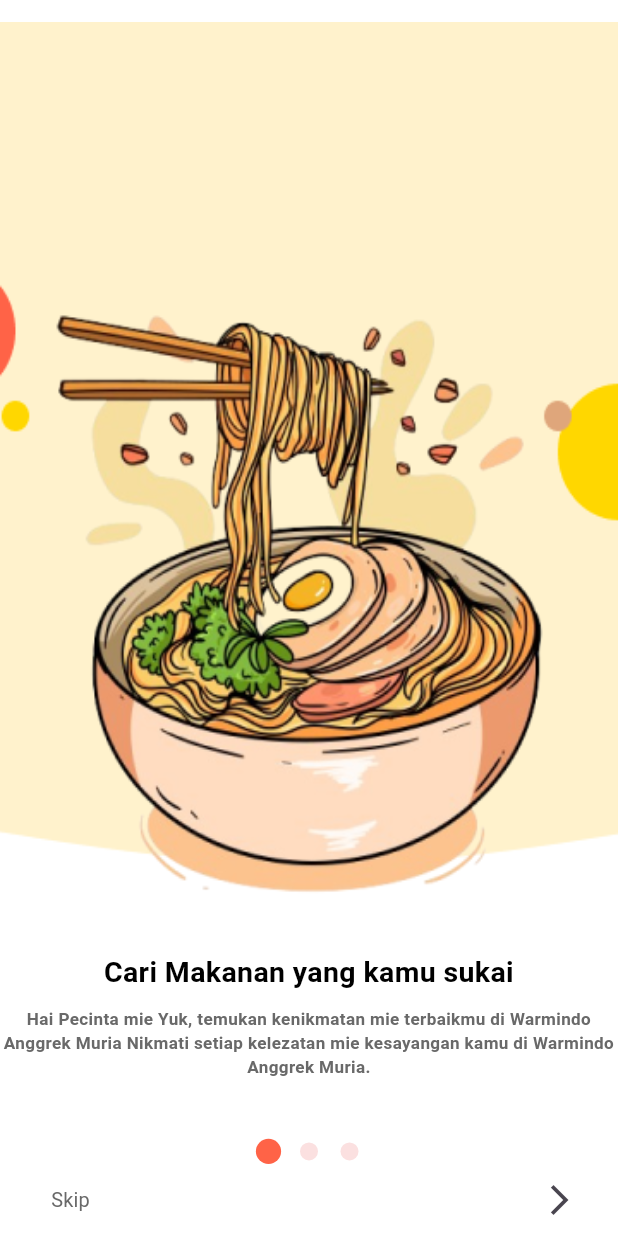
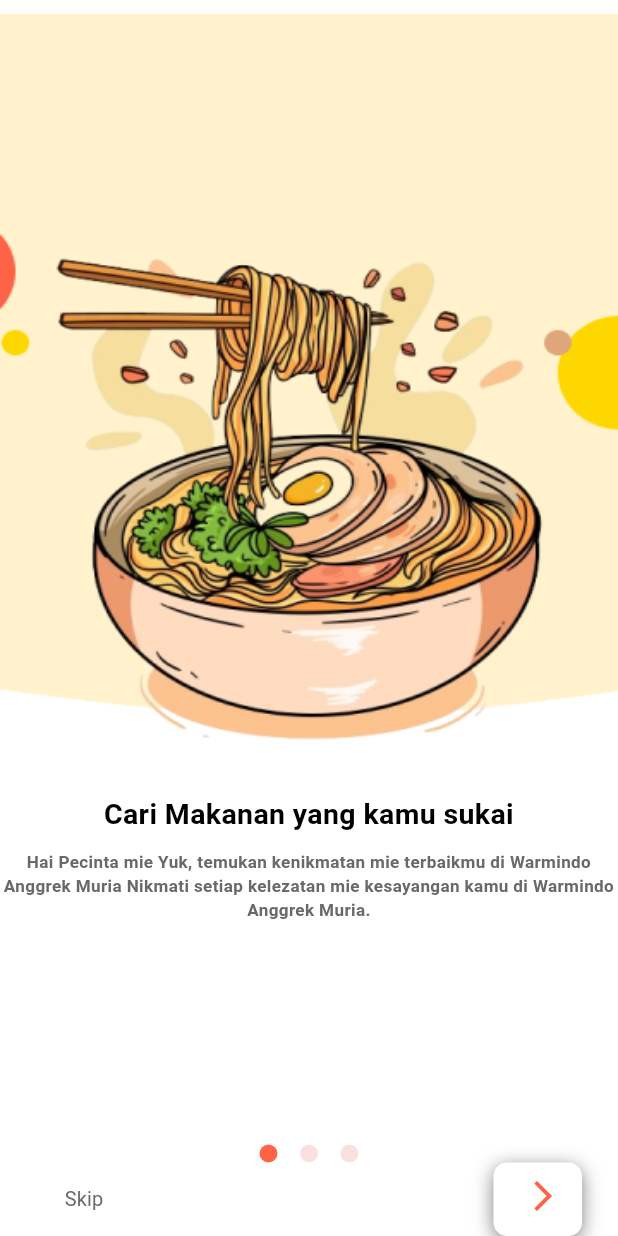
Before and after one commit to Shade2012/warmindo_user_ui, a Flutter app: the screen it shows after launch, on a phone screen of 412 x 824 dp. Run offline on Flutter 3.47's test engine with Material 3 defaults, Android fonts, the phone set to English and light mode, and no system bars; drawn by our look-alikes of smooth_page_indicator; our stand-ins replace flutter_svg, get, google_fonts; Roboto replaces fonts that are missing (Oxygen).

Commit message:
fix: [AF] fix ui button onboard

```diff
--- a/lib/pages/onboard_page/view/onboard_page.dart
+++ b/lib/pages/onboard_page/view/onboard_page.dart
@@ -6,7 +6,6 @@ import 'package:warmindo_user_ui/utils/themes/color_themes.dart';
 import 'package:warmindo_user_ui/utils/themes/image_themes.dart';
 import 'package:warmindo_user_ui/utils/themes/textstyle_themes.dart';
 import 'package:warmindo_user_ui/routes/AppPages.dart';
-import 'package:warmindo_user_ui/widget/dot_indicator.dart';
 
 class OnboardPage extends StatelessWidget {
   final OnboardController controller = Get.find();
@@ -35,7 +34,7 @@ class OnboardPage extends StatelessWidget {
   @override
   Widget build(BuildContext context) {
     return Scaffold(
-      body: Obx(() =>  Column(
+      body: Obx(() => Column(
             mainAxisAlignment: MainAxisAlignment.center,
             crossAxisAlignment: CrossAxisAlignment.center,
             children: [
@@ -50,8 +49,8 @@ class OnboardPage extends StatelessWidget {
                         Image.asset(
                           pageContent[index]['image'],
                           fit: BoxFit.fill,
-                      width: 450,
-                      height: 600,
+                          width: 500,
+                          height: 500,
                         ),
                         SizedBox(height: 20),
                         Text(
@@ -68,32 +67,34 @@ class OnboardPage extends StatelessWidget {
                         ),
                         SizedBox(height: 5),
                         // Tampilkan indikator halaman
-
                       ],
                     );
                   },
                   onPageChanged: (index) {
-                controller.isLastPage.value = index == pageContent.length - 1;
+                    controller.isLastPage.value =
+                        index == pageContent.length - 1;
                   },
                 ),
               ),
-          SizedBox(height: 20),
+              SizedBox(height: 134),
               // Tampilkan tombol skip dan next jika tidak berada di halaman terakhir
               Center(
-            child:SmoothPageIndicator(
-                controller: controller.pageController,  // PageController
-                count:  3,
-                effect:  ScaleEffect(
+                child: SmoothPageIndicator(
+                    controller: controller.pageController, // PageController
+                    count: 3,
+                    effect: WormEffect(
                       dotColor: ColorResources.lightTomatoRed,
                       activeDotColor: ColorResources.tomatoRed,
                       spacing: 15,
                       dotHeight: 12,
-                    dotWidth: 12
-                ),  // your preferred effect
-                onDotClicked: (index) => controller.pageController.animateToPage(
-                  index, duration: const Duration(milliseconds: 300),  curve: Curves.ease,
-                )
-            ),
+                      dotWidth: 12,
+                    ), // your preferred effect
+                    onDotClicked: (index) =>
+                        controller.pageController.animateToPage(
+                          index,
+                          duration: const Duration(milliseconds: 300),
+                          curve: Curves.ease,
+                        )),
               ),
               Visibility(
                 visible: !controller.isLastPage.value,
@@ -101,20 +102,56 @@ class OnboardPage extends StatelessWidget {
                   mainAxisAlignment: MainAxisAlignment.center,
                   children: [
                     TextButton(
-                  onPressed: () => controller.goToPage(pageContent.length - 1),
-                  child: Text('Skip',style: onboardingskip,),
+                      onPressed: () => controller.pageController.animateToPage(
+                          pageContent.length - 1,
+                          duration: const Duration(milliseconds: 300),
+                          curve: Curves.ease),
+                      child: Text('Skip', style: onboardingskip),
                     ),
-                SizedBox(width: 270),
-                IconButton(
-                  onPressed: () => controller.pageController.nextPage(duration: Duration(milliseconds: 300), curve: Curves.ease),
-                  icon: Icon(Icons.arrow_forward_ios),
+                    SizedBox(width: 241),
+                    Stack(
+                      children: [
+                        Container(
+                          width: 59,
+                          height: 49,
+                          decoration: BoxDecoration(
+                            boxShadow: [
+                              BoxShadow(
+                                color: Colors.black.withOpacity(
+                                    0.5), // Warna hitam dengan opasitas 50%
+                                spreadRadius: 0, // Persebaran bayangan
+                                blurRadius: 10, // Kekaburan bayangan
+                                offset: Offset(0,
+                                    3), // Geser bayangan (horizontal, vertical)
+                              ),
+                            ],
+                            color: ColorResources.primaryColorLight,
+                            borderRadius: BorderRadius.circular(9),
+                          ),
+                        ),
+                        Positioned(
+                          right: 14,
+                          top: 10,
+                          child: GestureDetector(
+                            onTap: () {
+                              controller.pageController.nextPage(
+                                  duration: Duration(milliseconds: 300),
+                                  curve: Curves.ease);
+                            },
+                            child: Icon(
+                              Icons.arrow_forward_ios,
+                              color: ColorResources.tomatoRed,
+                            ),
+                          ),
+                        ),
+                      ],
                     ),
                   ],
                 ),
               ),
               // Tampilkan tombol register dan login di halaman terakhir
               Visibility(
-            visible:  controller.isLastPage.value,
+                visible: controller.isLastPage.value,
                 child: Column(
                   children: [
                     SizedBox(height: 20),
@@ -122,33 +159,43 @@ class OnboardPage extends StatelessWidget {
                       mainAxisAlignment: MainAxisAlignment.center,
                       children: [
                         ElevatedButton(
-                      onPressed: () => Get.offAllNamed(Routes.REGISTER_PAGE),
+                          onPressed: () =>
+                              Get.offAllNamed(Routes.REGISTER_PAGE),
                           style: ElevatedButton.styleFrom(
-                        minimumSize: Size(152, 53),
+                            backgroundColor: ColorResources.primaryColorLight,
+                            foregroundColor: ColorResources.btnonboard2,
+                            minimumSize: Size(195, 53),
                             shape: RoundedRectangleBorder(
-                            borderRadius: BorderRadius.circular(8)),
+                                borderRadius: BorderRadius.circular(4)),
+                            side: BorderSide(width: 1.5, color: ColorResources.borderside),
                           ),
                           child: Text('Register'),
                         ),
-                    SizedBox(width: 20),
+                        SizedBox(width: 8),
                         ElevatedButton(
                           onPressed: () => Get.offAllNamed(Routes.LOGIN_PAGE),
                           style: ElevatedButton.styleFrom(
-                        minimumSize: Size(152, 53),
+                            backgroundColor: ColorResources.primaryColorLight,
+                            foregroundColor: ColorResources.btnonboard2,
+                            minimumSize: Size(195, 53),
                             shape: RoundedRectangleBorder(
-                            borderRadius: BorderRadius.circular(8)),
+                                borderRadius: BorderRadius.circular(4)),
+                            side: BorderSide(width: 1.5, color: ColorResources.borderside),
                           ),
                           child: Text('Login'),
                         ),
                       ],
                     ),
-                SizedBox(height: 10),
+                    SizedBox(height: 11),
                     ElevatedButton(
-                  onPressed: () => Get.offAllNamed('/guest_mode'),
+                      onPressed: () =>
+                          Get.offAllNamed(Routes.GUEST_NAVIGATOR_PAGE),
                       style: ElevatedButton.styleFrom(
-                    minimumSize: Size(312, 53),
+                        backgroundColor: ColorResources.btnonboard,
+                        foregroundColor: ColorResources.primaryColorLight,
+                        minimumSize: Size(395, 45),
                         shape: RoundedRectangleBorder(
-                        borderRadius: BorderRadius.circular(8)),
+                            borderRadius: BorderRadius.circular(4)),
                       ),
                       child: Text('Guest Mode'),
                     ),
@@ -156,8 +203,7 @@ class OnboardPage extends StatelessWidget {
                 ),
               ),
             ],
-      ),) ,
-
+          )),
       backgroundColor: controller.currentPage.value == 1
           ? ColorResources.bgonboard
           : Colors.white,
--- a/lib/routes/AppPages.dart
+++ b/lib/routes/AppPages.dart
@@ -40,7 +40,6 @@ import 'package:warmindo_user_ui/pages/veritification_page/binding/veritificatio
 import 'package:warmindo_user_ui/pages/veritification_page/view/veritification_page.dart';
 import 'package:warmindo_user_ui/pages/voucher_page/binding/voucher_binding.dart';
 import 'package:warmindo_user_ui/pages/voucher_page/view/voucher_page.dart';
-
 import '../pages/guest_home_page/view/guest_home_page.dart';
 
 part 'AppRoutes.dart';
@@ -50,8 +49,6 @@ class AppPages {
 
 
   static const INITIAL = Routes.ONBOARD_PAGE;
-
-
 
   static final routes = [
     GetPage(
--- a/lib/utils/themes/color_themes.dart
+++ b/lib/utils/themes/color_themes.dart
@@ -18,7 +18,7 @@ class ColorResources {
   static const Color splashGradientEnd = Color(0xFFE91C21);
 
   //onboard page color
-  static const Color bgonboard = Color(0xFFFFDCC0);
+  static const Color bgonboard = Color(0xFFFFF2CC);
   static const Color golden = Color(0xFFFFD700);
   static const Color lightBrown = Color.fromARGB(255, 36, 19, 5);
   static const Color lightSalmon = Color(0xFFF4B183);
@@ -26,6 +26,7 @@ class ColorResources {
   static const Color lightTomatoRed = Color.fromARGB(100, 244, 177, 177);
   static const Color btnonboard = Color(0xFF6D1616);
   static const Color btnonboard2 = Color(0xFF007F6D);
+  static const Color borderside =Color(0xFF99927D);
 
   //Navigation bar color
   static const Color selectedItemColor = Color(0xFFD15353);
```
Lines whose indentation alone changed are shown as unchanged.
